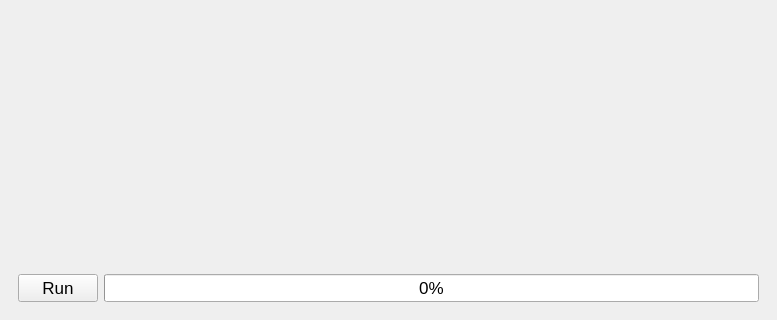
Qt form module/gui_layout.ui (PeterDulworth/PhyloVis) before a commit; both pictures show x 0 to 777 and y 681 to 1001 of the 777 by 1001 pixel window.
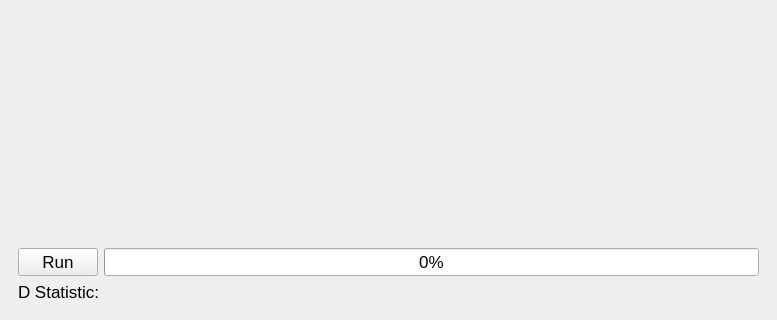
The same form after that commit. The open tabs and pages were chosen to show the change.

```diff
--- a/module/gui_layout.ui
+++ b/module/gui_layout.ui
@@ -2613,6 +2613,40 @@
             </item>
            </layout>
           </item>
+          <item>
+           <layout class="QHBoxLayout" name="horizontalLayout_14">
+            <item>
+             <widget class="QLabel" name="dStatisticLabel">
+              <property name="text">
+               <string>D Statistic:</string>
+              </property>
+             </widget>
+            </item>
+            <item>
+             <widget class="QLabel" name="dStatisticValueLabel">
+              <property name="text">
+               <string/>
+              </property>
+              <property name="textInteractionFlags">
+               <set>Qt::LinksAccessibleByMouse|Qt::TextSelectableByMouse</set>
+              </property>
+             </widget>
+            </item>
+            <item>
+             <spacer name="horizontalSpacer_17">
+              <property name="orientation">
+               <enum>Qt::Horizontal</enum>
+              </property>
+              <property name="sizeHint" stdset="0">
+               <size>
+                <width>40</width>
+                <height>20</height>
+               </size>
+              </property>
+             </spacer>
+            </item>
+           </layout>
+          </item>
          </layout>
         </widget>
         <widget class="QWidget" name="outputPage">
```
Left out of the diff: 12 changed lines with no effect on the pictures.
